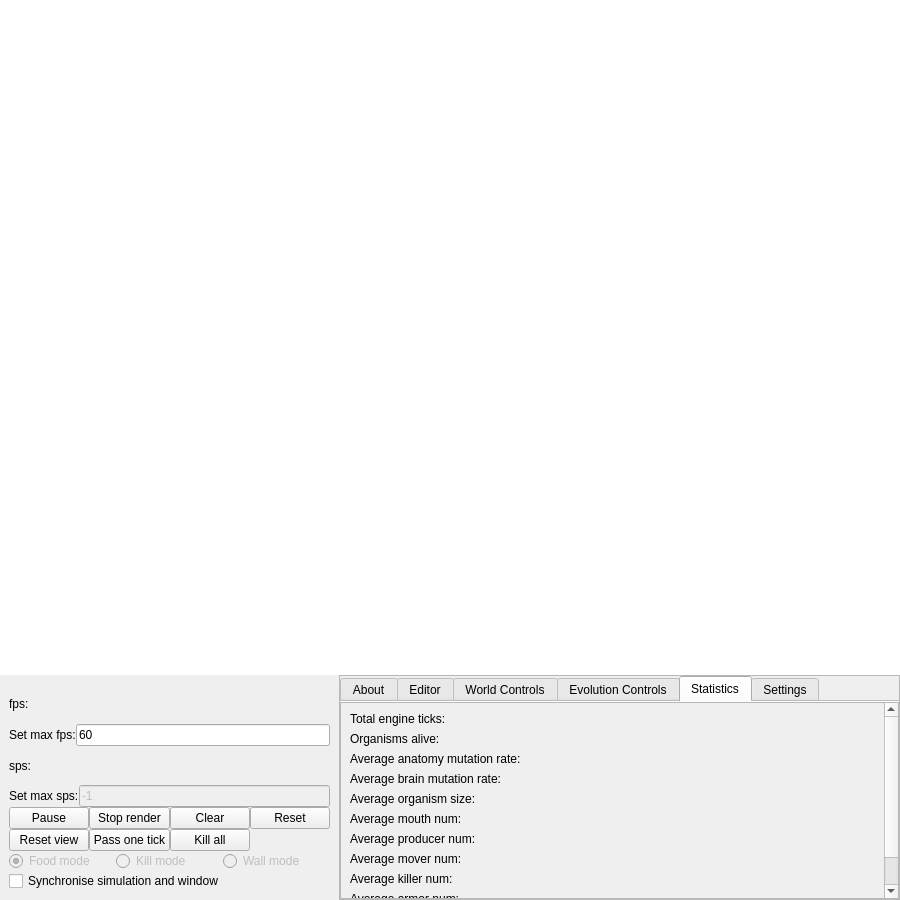
Qt form LifeEngineCpp/mainwindow.ui (SuperSpaceEye/LifeEngineExtended) before a commit.
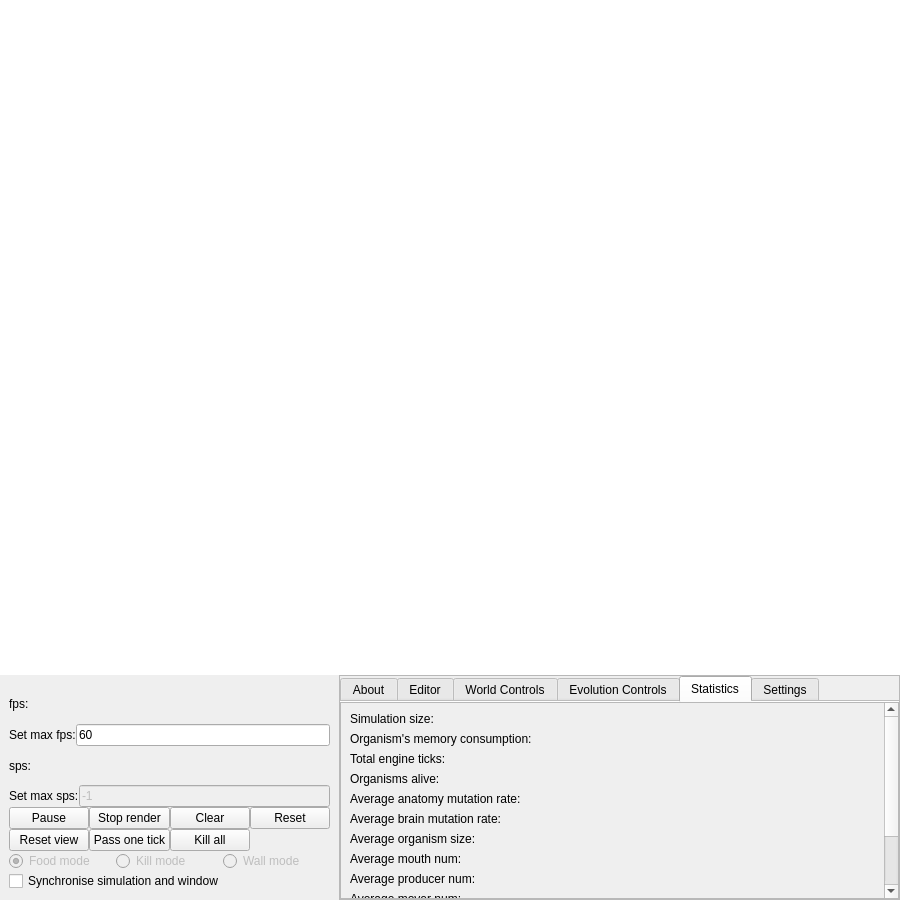
The same form after that commit. The open tabs and pages were chosen to show the change.

Diff of the .ui file:
```diff
--- a/LifeEngineCpp/mainwindow.ui
+++ b/LifeEngineCpp/mainwindow.ui
@@ -1304,10 +1304,24 @@
                   <x>0</x>
                   <y>0</y>
                   <width>506</width>
-                  <height>265</height>
+                  <height>311</height>
                  </rect>
                 </property>
                 <layout class="QVBoxLayout" name="verticalLayout_24">
+                 <item>
+                  <widget class="QLabel" name="lb_simulation_size">
+                   <property name="text">
+                    <string>Simulation size:</string>
+                   </property>
+                  </widget>
+                 </item>
+                 <item>
+                  <widget class="QLabel" name="lb_organisms_memory_consumption">
+                   <property name="text">
+                    <string>Organism's memory consumption:</string>
+                   </property>
+                  </widget>
+                 </item>
                  <item>
                   <widget class="QLabel" name="lb_total_engine_ticks">
                    <property name="text">
```
Left out of the diff: 18 changed lines with no effect on the pictures.
